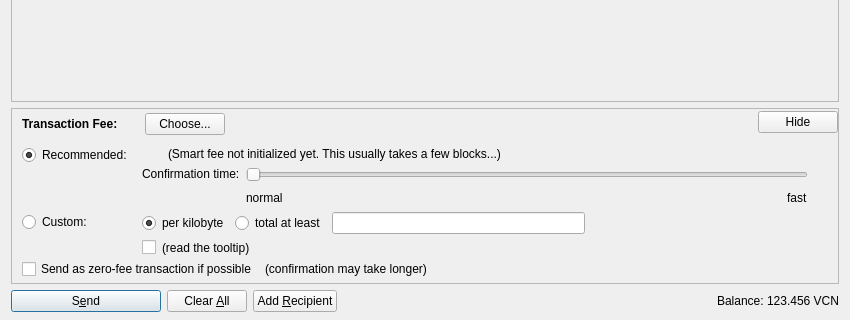
First picture: the form in src/qt/forms/sendcoinsdialog.ui, repository gjhiggins/vcoincore, before the edit; both pictures show x 0 to 850 and y 234 to 554 of the 850 by 554 pixel window.
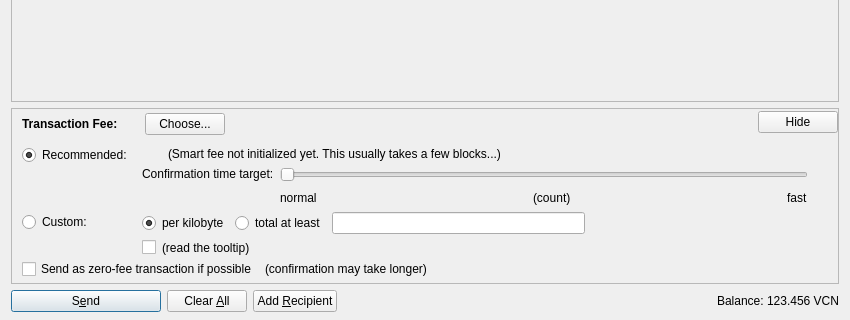
Second picture: the form after the edit. Icons and pictures are not drawn. Custom widgets are drawn as their Qt base class.

The edit to the form file:
```diff
--- a/src/qt/forms/sendcoinsdialog.ui
+++ b/src/qt/forms/sendcoinsdialog.ui
@@ -1100,7 +1100,7 @@
                    <item>
                     <widget class="QLabel" name="labelSmartFee3">
                      <property name="text">
-                      <string>Confirmation time:</string>
+                      <string>Confirmation time target:</string>
                      </property>
                      <property name="margin">
                       <number>2</number>
@@ -1164,6 +1164,26 @@
                        </property>
                       </widget>
                      </item>
+                     <item>
+                      <spacer name="horizontalSpacer_7">
+                       <property name="orientation">
+                        <enum>Qt::Horizontal</enum>
+                       </property>
+                       <property name="sizeHint" stdset="0">
+                        <size>
+                         <width>40</width>
+                         <height>20</height>
+                        </size>
+                       </property>
+                      </spacer>
+                     </item>
+                     <item>
+                      <widget class="QLabel" name="confirmationTargetLabel">
+                       <property name="text">
+                        <string>(count)</string>
+                       </property>
+                      </widget>
+                     </item>
                      <item>
                       <spacer name="horizontalSpacer_3">
                        <property name="orientation">
```
